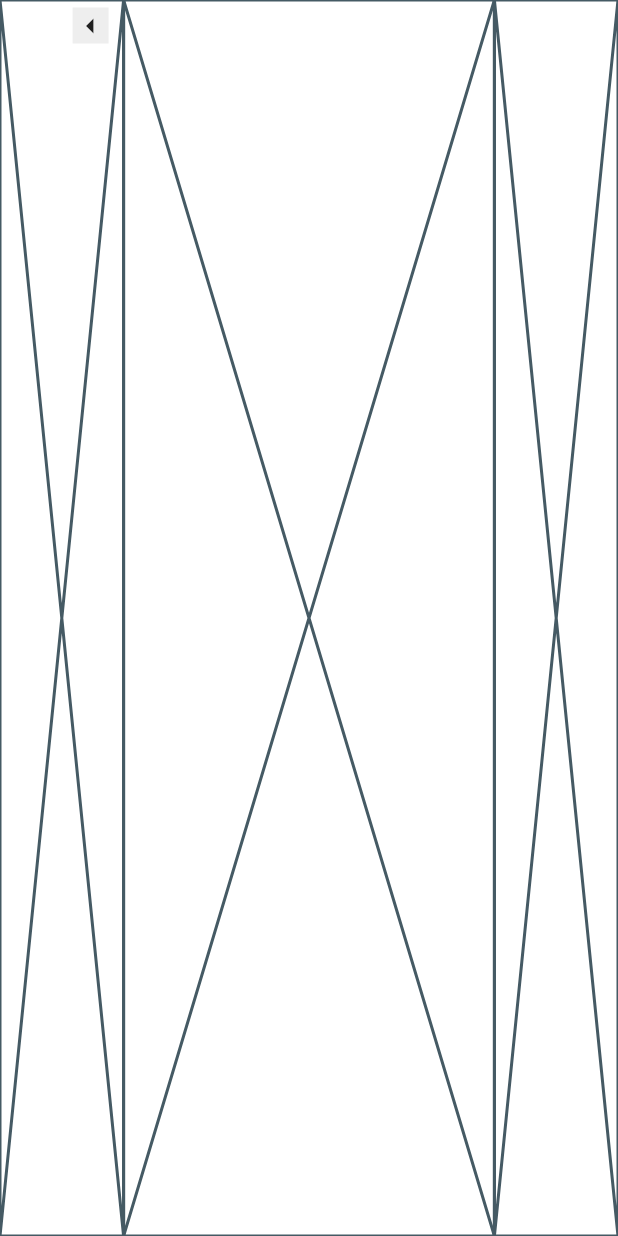
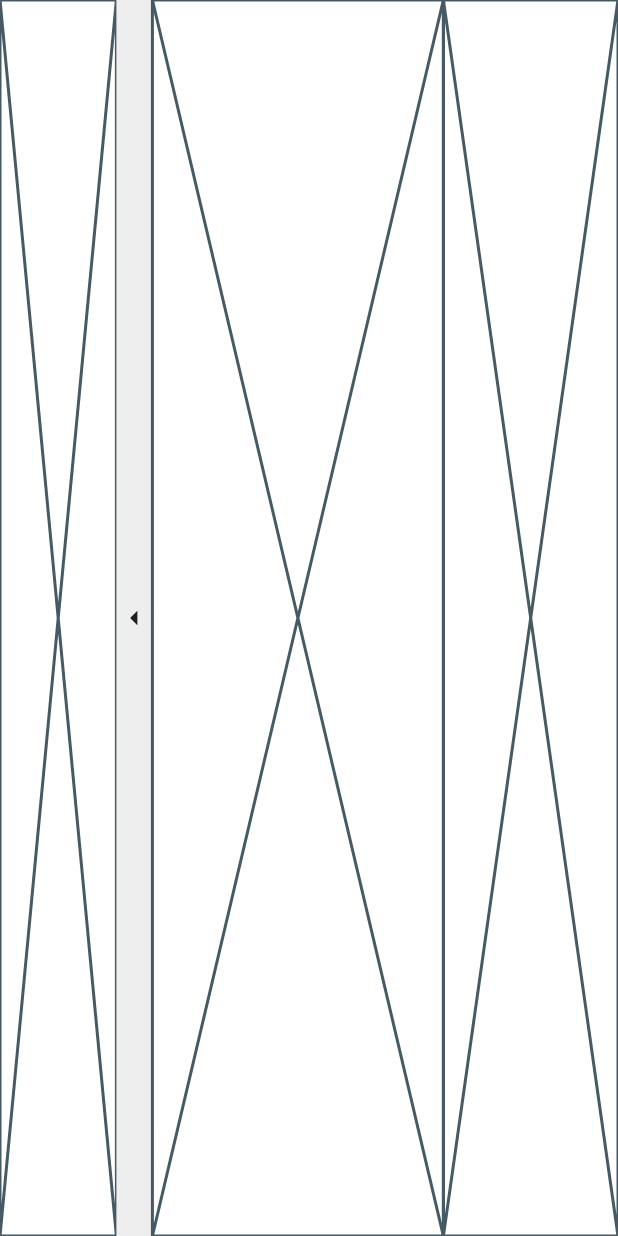
Before and after one commit to Choi-Big-Root/Mini-Ui-Builder, a Flutter app: the screen it shows after launch, on a phone screen of 412 x 824 dp. Run offline on Flutter 3.47's test engine with Material 3 defaults, Android fonts, the light colour scheme and no system bars; our stand-ins replace go_router.

Commit message:
[20250707] 왼쪽 위젯 선택 판넬을 표시,제거 할 수 있도록 변경

```diff
--- a/lib/presentation/main/main_screen.dart
+++ b/lib/presentation/main/main_screen.dart
@@ -11,35 +11,43 @@ class MainScreen extends StatefulWidget {
 }
 
 class _MainScreenState extends State<MainScreen> {
+  bool isLeftPanelOpen = true;
+
   @override
   Widget build(BuildContext context) {
     return Row(
       children: [
-        Expanded(
-          flex: 1,
-          child: Stack(
-            children: [
-              WidgetSelectorPanel(),
-              Positioned(
-                top: 5,
-                right: 10,
-                child: GestureDetector(
+        isLeftPanelOpen
+            ? Expanded(
+                flex: 2,
+                child: WidgetSelectorPanel(),
+              )
+            : SizedBox.shrink(),
+
+        // 왼쪽 Widget Selecotor 판넬을 표시,제거 할 수 있도록.
+        GestureDetector(
           onTap: () {
-                    setState(() {});
+            setState(() {
+              isLeftPanelOpen = !isLeftPanelOpen;
+            });
           },
           child: Container(
             color: Colors.grey[200],
             width: 24,
-                    child: Icon(Icons.arrow_left),
+            alignment: Alignment.center,
+            child: Icon(
+              isLeftPanelOpen ? Icons.arrow_left : Icons.arrow_right,
             ),
           ),
         ),
-            ],
+        Expanded(
+          flex: 5,
+          child: WidgetEditorView(),
         ),
+        Expanded(
+          flex: 3,
+          child: WidgetPropertyPanel(),
         ),
-
-        Expanded(flex: 3, child: WidgetEditorView()),
-        Expanded(flex: 1, child: WidgetPropertyPanel()),
       ],
     );
   }
```
Lines whose indentation alone changed are shown as unchanged.
